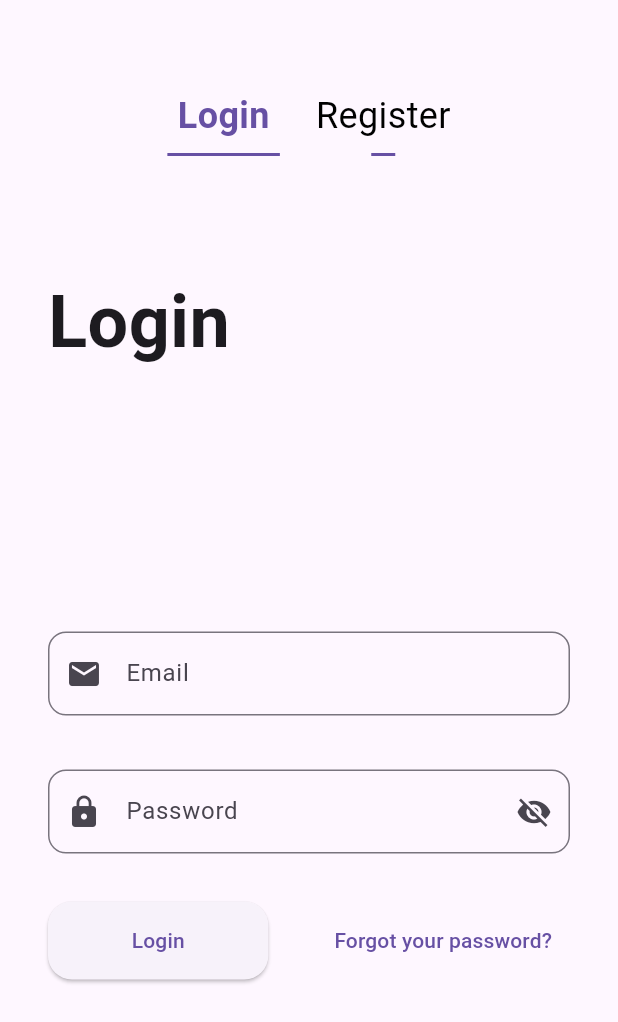
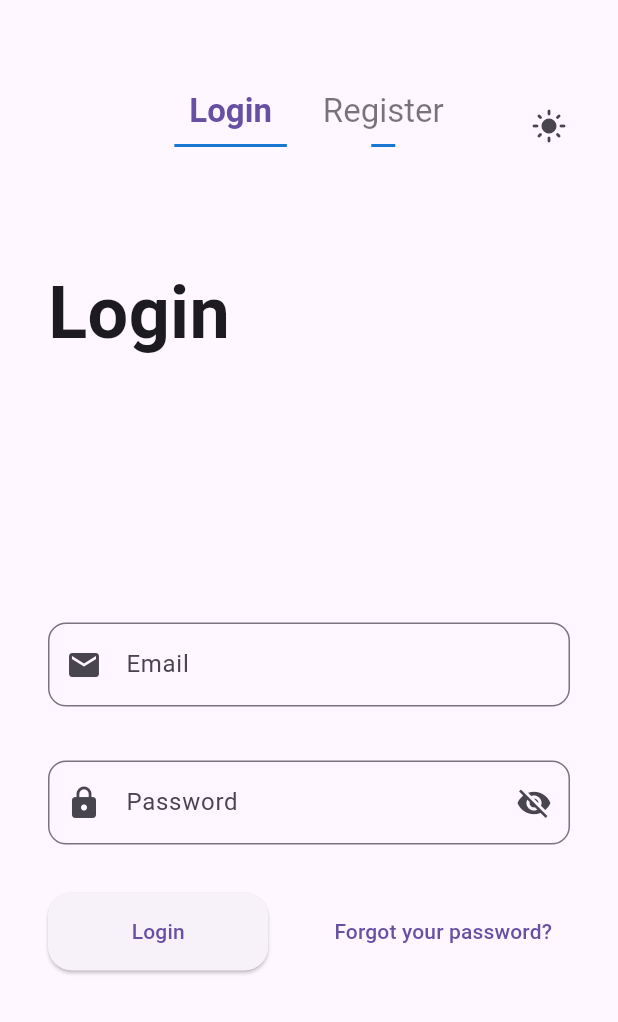
Before and after one commit to Gsdagustavo/projeto_final_flutter, a Flutter app: the screen it shows after launch, on a phone screen of 412 x 824 dp. Shown: the top 1022 px of the screen. Run offline on Flutter 3.47's test engine with Material 3 defaults, Android fonts, the phone set to English and light mode, and no system bars; our stand-ins replace firebase_auth, firebase_core, geolocator, google_maps_flutter, shared_preferences, sqflite; accounts and stored records are empty.

Commit message:
feat: add light/dark mode switch to auth page

```diff
--- a/lib/presentation/pages/auth/auth_page_switcher.dart
+++ b/lib/presentation/pages/auth/auth_page_switcher.dart
@@ -1,5 +1,8 @@
 import 'package:flutter/material.dart';
+import 'package:provider/provider.dart';
 
+import '../../providers/theme_provider.dart';
+import '../../widgets/toggle_dark_mode_icon_button.dart';
 import 'login_page.dart';
 import 'register_page.dart';
 
@@ -32,37 +35,51 @@ class _AuthPageSwitcherState extends State<AuthPageSwitcher> {
   }
 
   Widget _buildSwitcherBar() {
-    return Row(
-      mainAxisAlignment: MainAxisAlignment.center,
+    return Stack(
       children: [
-        _buildSwitcherOption('Login', 0),
-        Padding(padding: EdgeInsetsGeometry.all(12)),
-        _buildSwitcherOption('Register', 1),
+        Positioned(child: ToggleDarkModeIconButton(), right: 22),
+
+        Row(
+          mainAxisAlignment: MainAxisAlignment.center,
+          children: [
+            _buildSwitcherOption('Login', 0),
+            Padding(padding: EdgeInsetsGeometry.all(12)),
+            _buildSwitcherOption('Register', 1),
+          ],
+        ),
       ],
     );
   }
 
   Widget _buildSwitcherOption(String text, int index) {
-    final bool isSelected = index == _selectedIndex;
+    final isSelected = index == _selectedIndex;
+    final isDarkMode = Provider.of<ThemeProvider>(
+      context,
+      listen: false,
+    ).isDarkMode;
+
+    final textStyle = Theme.of(context).textTheme.titleLarge?.copyWith(
+      color: isSelected
+          ? Theme.of(context).colorScheme.primary
+          : Theme.of(context).textTheme.bodyLarge?.color?.withOpacity(0.6),
+      fontWeight: isSelected ? FontWeight.bold : FontWeight.normal,
+    );
+
     return InkWell(
       onTap: () => _switchPage(index),
       child: Column(
         children: [
-          Text(
-            text,
-            style: TextStyle(
-              color: isSelected ? Theme.of(context).primaryColor : Colors.black,
-              fontWeight: isSelected ? FontWeight.bold : FontWeight.normal,
-              fontSize: 24,
-            ),
-          ),
+          Text(text, style: textStyle),
+
           Padding(padding: EdgeInsets.all(4)),
           AnimatedContainer(
             curve: Curves.easeInOut,
             duration: Duration(milliseconds: _animationDuration),
             height: 2,
             width: isSelected ? 75 : 16,
-            color: Theme.of(context).primaryColor,
+            color: isDarkMode
+                ? Theme.of(context).primaryColorLight
+                : Theme.of(context).primaryColorDark,
           ),
         ],
       ),
--- a/lib/presentation/pages/auth/login_page.dart
+++ b/lib/presentation/pages/auth/login_page.dart
@@ -4,6 +4,7 @@ import 'package:firebase_auth/firebase_auth.dart';
 import 'package:flutter/material.dart';
 
 import '../../../services/auth_service.dart';
+import '../../widgets/toggle_dark_mode_icon_button.dart';
 import '../home_page.dart';
 
 class LoginPage extends StatefulWidget {
--- a/lib/presentation/widgets/my_app_bar.dart
+++ b/lib/presentation/widgets/my_app_bar.dart
@@ -1,6 +1,6 @@
 import 'package:flutter/material.dart';
-import 'package:provider/provider.dart';
-import '../providers/theme_provider.dart';
+
+import 'toggle_dark_mode_icon_button.dart';
 
 /// This widget is a custom [AppBar] that is used in [FabPage]
 class MyAppBar extends StatelessWidget implements PreferredSizeWidget {
@@ -19,20 +19,7 @@ class MyAppBar extends StatelessWidget implements PreferredSizeWidget {
 
       centerTitle: true,
 
-      actions: [
-        Consumer<ThemeProvider>(
-          builder: (_, themeState, __) {
-            return IconButton(
-              onPressed: themeState.toggleTheme,
-              icon: Icon(
-                themeState.isDarkMode ? Icons.dark_mode : Icons.light_mode,
-              ),
-            );
-          },
-        ),
-
-        ...?actions,
-      ],
+      actions: [ToggleDarkModeIconButton(), ...?actions],
     );
   }
 
--- /dev/null
+++ b/lib/presentation/widgets/toggle_dark_mode_icon_button.dart
@@ -0,0 +1,22 @@
+import 'package:flutter/material.dart';
+import 'package:provider/provider.dart';
+
+import '../providers/theme_provider.dart';
+
+class ToggleDarkModeIconButton extends StatelessWidget {
+  const ToggleDarkModeIconButton({super.key});
+
+  @override
+  Widget build(BuildContext context) {
+    return Consumer<ThemeProvider>(
+      builder: (_, themeState, __) {
+        return IconButton(
+          onPressed: themeState.toggleTheme,
+          icon: Icon(
+            themeState.isDarkMode ? Icons.dark_mode : Icons.light_mode,
+          ),
+        );
+      },
+    );
+  }
+}
```
